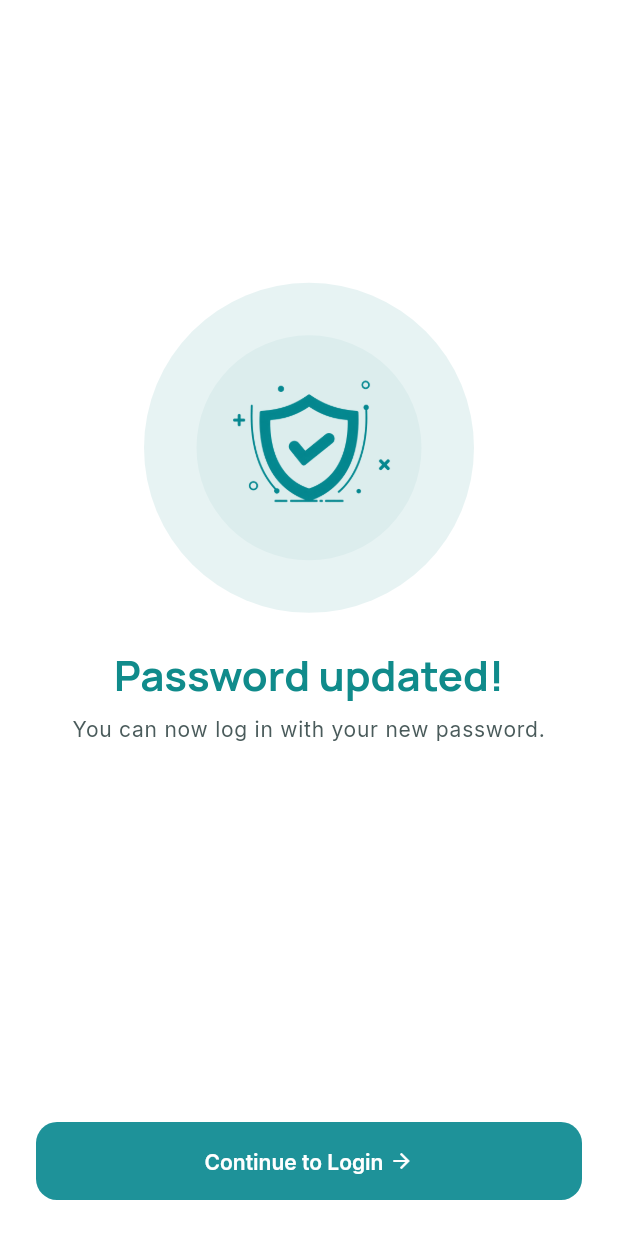
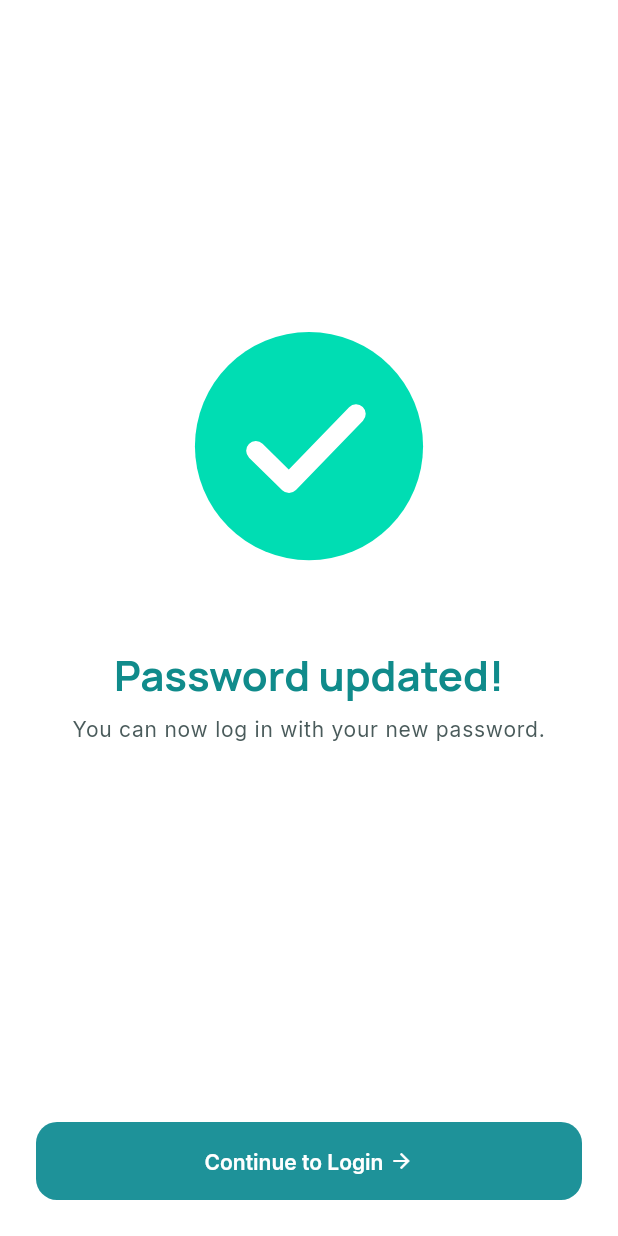
Before and after one commit to webzgrowth/finskool-mobile-app, a Flutter app: the PasswordResetSuccessScreen screen opened by its route, on a phone screen of 412 x 824 dp. Run offline on Flutter 3.47's test engine with Material 3 defaults, Android fonts, the phone set to English and light mode, and no system bars; our stand-ins replace bloc, cached_network_image, dartz, dio, equatable, flutter_bloc and 12 more; accounts and stored records are empty.

Commit message:
success animation added

```diff
--- /dev/null
+++ b/lib/src/comman/widgets/success_animation.dart
@@ -0,0 +1,28 @@
+import 'package:flutter/material.dart';
+import 'package:lottie/lottie.dart';
+
+/// The shared "success" checkmark animation — replaces every static
+/// success illustration in the app (password reset, signup, community
+/// purchase) with one Lottie file (`assets/json/Success.json`).
+///
+/// The file is self-contained: it already draws its own opaque white
+/// backdrop plus a teal ring and an animated checkmark stroke, so it
+/// replaces a screen's manually-drawn ring/circle wrapper entirely rather
+/// than sitting inside one — every call site that used one before this
+/// had its background already at `colorScheme.surface` (white), so there's
+/// no seam where the Lottie's own white canvas meets the screen.
+class SuccessAnimation extends StatelessWidget {
+  const SuccessAnimation({super.key, this.size = 220});
+
+  final double size;
+
+  @override
+  Widget build(BuildContext context) {
+    return Lottie.asset(
+      'assets/json/Success.json',
+      height: size,
+      width: size,
+      repeat: false,
+    );
+  }
+}
--- a/lib/src/presentation/pages/authentication/password_reset_success/password_reset_success_screen.dart
+++ b/lib/src/presentation/pages/authentication/password_reset_success/password_reset_success_screen.dart
@@ -1,6 +1,7 @@
 import 'package:flutter/material.dart';
 import 'package:go_router/go_router.dart';
 import 'package:finskool/src/comman/routes.dart';
+import 'package:finskool/src/comman/widgets/success_animation.dart';
 import 'package:finskool/src/utilities/theme/theme.dart';
 import 'package:finskool/src/presentation/pages/authentication/widgets/auth_submit_button.dart';
 
@@ -21,36 +22,7 @@
           child: Column(
             children: [
               const Spacer(flex: 3),
-              SizedBox(
-                height: 220,
-                width: 220,
-                child: Stack(
-                  alignment: Alignment.center,
-                  children: [
-                    Container(
-                      height: 220,
-                      width: 220,
-                      decoration: BoxDecoration(
-                        shape: BoxShape.circle,
-                        color: cs.surfaceContainer,
-                      ),
-                    ),
-                    Container(
-                      height: 150,
-                      width: 150,
-                      decoration: BoxDecoration(
-                        shape: BoxShape.circle,
-                        color: cs.surfaceContainerHigh,
-                      ),
-                    ),
-                    Image.asset(
-                      'assets/images/password_success.png',
-                      height: 90,
-                      fit: BoxFit.contain,
-                    ),
-                  ],
-                ),
-              ),
+              const SuccessAnimation(),
               const SizedBox(height: AppSpacing.xl),
               Text(
                 'Password updated!',
--- a/lib/src/presentation/pages/communities/payment_success/payment_success_screen.dart
+++ b/lib/src/presentation/pages/communities/payment_success/payment_success_screen.dart
@@ -3,10 +3,10 @@
 import 'package:go_router/go_router.dart';
 import 'package:intl/intl.dart';
 import 'package:finskool/src/comman/routes.dart';
+import 'package:finskool/src/comman/widgets/success_animation.dart';
 import 'package:finskool/src/utilities/theme/theme.dart';
 import 'package:finskool/src/presentation/bloc/communities/list/communities_bloc.dart';
 import 'package:finskool/src/presentation/bloc/communities/purchase/community_purchase_bloc.dart';
-import 'widgets/success_badge.dart';
 
 /// Shown straight after a (currently mocked) payment — Figma `893:16761`.
 ///
@@ -53,7 +53,7 @@
             crossAxisAlignment: CrossAxisAlignment.center,
             children: [
               const Spacer(flex: 2),
-              const SuccessBadge(),
+              const SuccessAnimation(size: 160),
               const SizedBox(height: AppSpacing.xl),
               Text(state.plan!.priceLabel,
                   style: type.price.copyWith(fontSize: 28)),
--- a/pubspec.yaml
+++ b/pubspec.yaml
@@ -38,6 +38,7 @@
   bloc_concurrency: ^0.3.0
   injectable: ^3.0.0
   freezed_annotation: ^3.1.0
+  lottie: ^3.6.1
 
 
 dev_dependencies:
@@ -59,6 +60,7 @@
   assets:
     - assets/icons/
     - assets/images/
+    - assets/json/
 
   # Variable fonts: one asset per family, no `weight:` key.
   # Weights are selected at runtime via TextStyle.fontVariations.
```
Also changed, not shown: assets/json/Success.json (added, +1 -0 lines), lib/src/presentation/pages/authentication/signup_success/signup_success_screen.dart (+2 -30 lines), lib/src/presentation/pages/communities/payment_success/widgets/success_badge.dart (deleted, +0 -42 lines), pubspec.lock, 1 other file.
